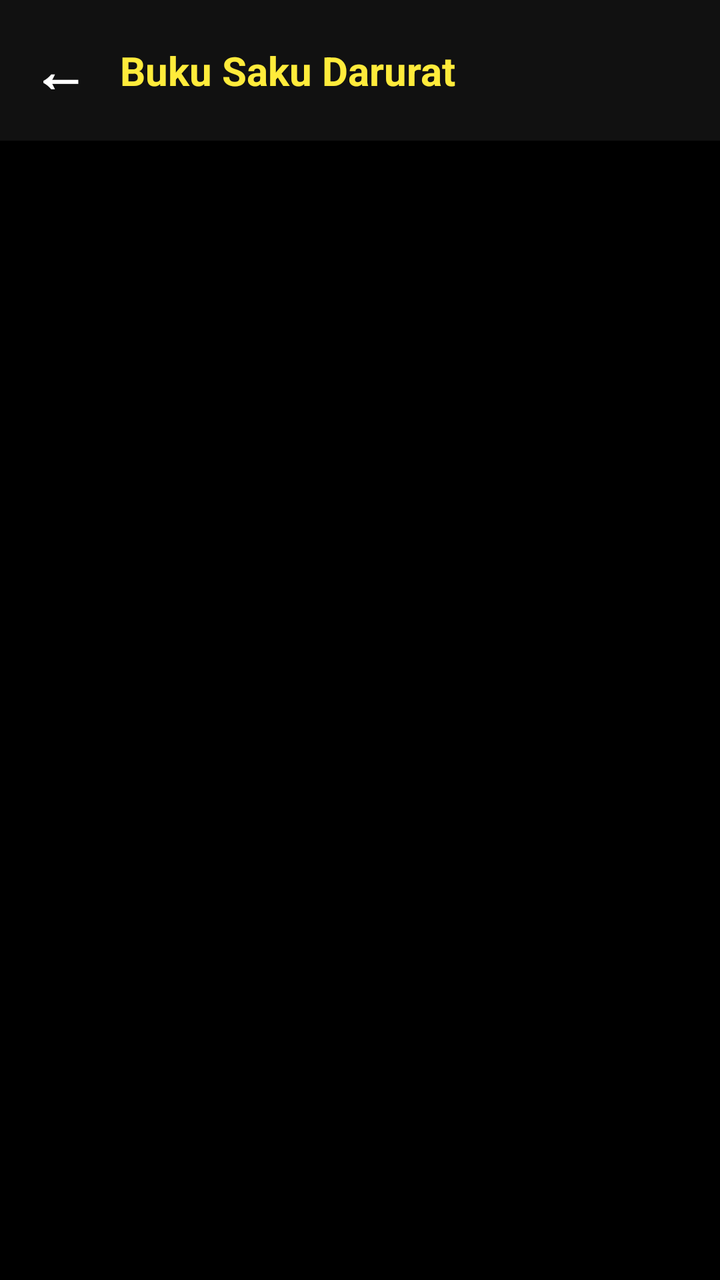
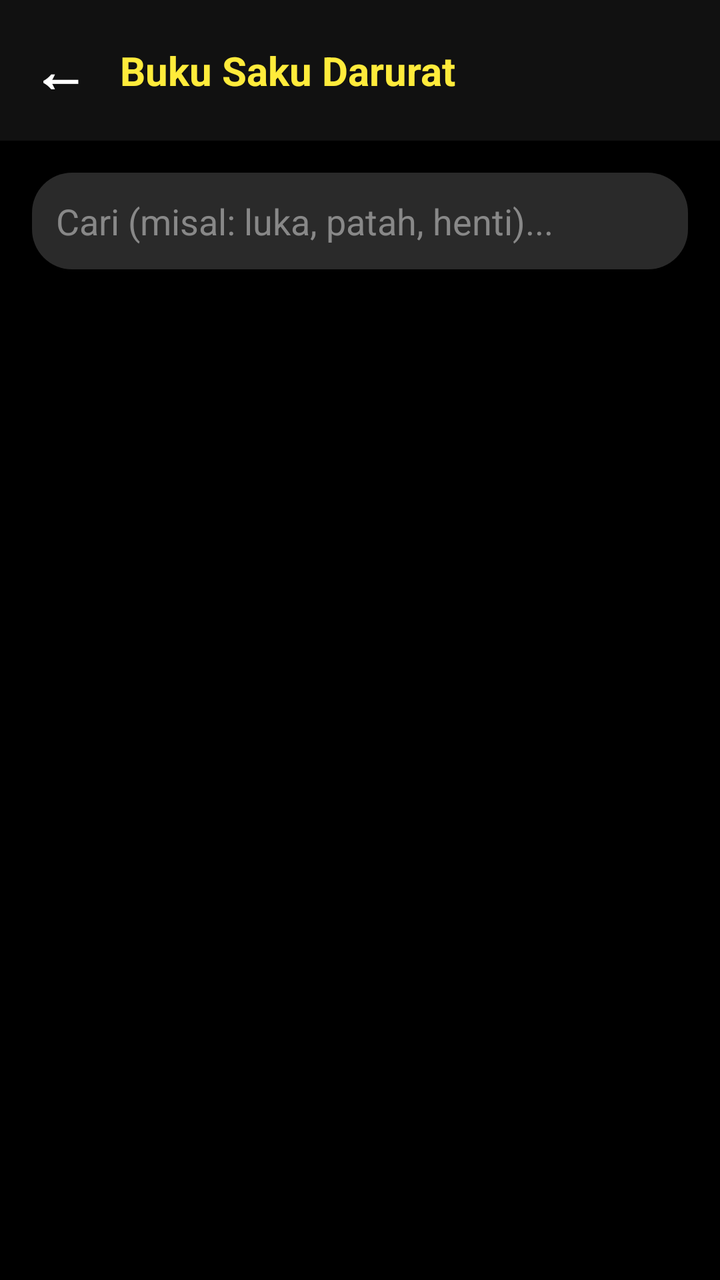

Before-and-after screenshots of an Android layout around one commit, followed by the original layout XML and the change that was made.
<!-- AndroidManifest.xml: application theme Theme.TARI -->
<!-- res/layout/activity_book.xml -->
<?xml version="1.0" encoding="utf-8"?>

<LinearLayout xmlns:android="http://schemas.android.com/apk/res/android"
    android:layout_width="match_parent"
    android:layout_height="match_parent"
    android:orientation="vertical"
    android:background="#000000">

    
    <LinearLayout
        android:layout_width="match_parent"
        android:layout_height="wrap_content"
        android:orientation="horizontal"
        android:gravity="center_vertical"
        android:background="#111111"
        android:padding="16dp">

        <TextView
            android:id="@+id/btnBack"
            android:layout_width="wrap_content"
            android:layout_height="wrap_content"
            android:text="←"
            android:textColor="#FFFFFF"
            android:textSize="28sp"
            android:textStyle="bold"
            android:paddingEnd="16dp"
            android:background="?attr/selectableItemBackgroundBorderless"/>

        <TextView
            android:layout_width="0dp"
            android:layout_height="wrap_content"
            android:layout_weight="1"
            android:text="Buku Saku Darurat"
            android:textColor="#FFEB3B"
            android:textSize="20sp"
            android:textStyle="bold" />
    </LinearLayout>

    <androidx.recyclerview.widget.RecyclerView
        android:id="@+id/rvBook"
        android:layout_width="match_parent"
        android:layout_height="match_parent"
        android:clipToPadding="false"
        android:paddingVertical="8dp" />

</LinearLayout>
<!-- resources referenced by this layout -->
<resources>
  <style name="Theme.TARI" parent="Base.Theme.TARI" />
  <style name="Base.Theme.TARI" parent="Theme.Material3.DayNight.NoActionBar">
          
          
      </style>
</resources>

<!-- the commit's change to res/layout/activity_book.xml (unified diff, before → after) -->
@@ -36,6 +36,21 @@
             android:textStyle="bold" />
     </LinearLayout>
 
+    
+    <EditText
+        android:id="@+id/etSearchBook"
+        android:layout_width="match_parent"
+        android:layout_height="wrap_content"
+        android:layout_marginHorizontal="16dp"
+        android:layout_marginTop="16dp"
+        android:background="@drawable/bg_chat_input"
+        android:hint="Cari (misal: luka, patah, henti)..."
+        android:textColor="#FFFFFF"
+        android:textColorHint="#888888"
+        android:padding="12dp"
+        android:inputType="text"
+        android:maxLines="1"/>
+
     <androidx.recyclerview.widget.RecyclerView
         android:id="@+id/rvBook"
         android:layout_width="match_parent"
<!-- resource entries referenced after the edit -->
@@ -1,5 +1,10 @@
 <!-- resources referenced by this layout -->
 <resources>
+  <!-- drawable bg_chat_input (drawable) -->
+  <shape xmlns:android="http://schemas.android.com/apk/res/android">
+      <solid android:color="#2A2A2A"/>
+      <corners android:radius="20dp"/>
+  </shape>
   <style name="Theme.TARI" parent="Base.Theme.TARI" />
   <style name="Base.Theme.TARI" parent="Theme.Material3.DayNight.NoActionBar">
           
